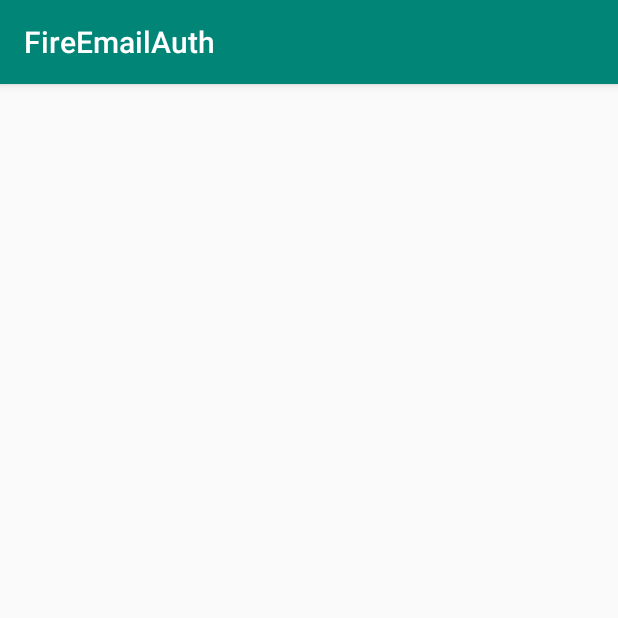
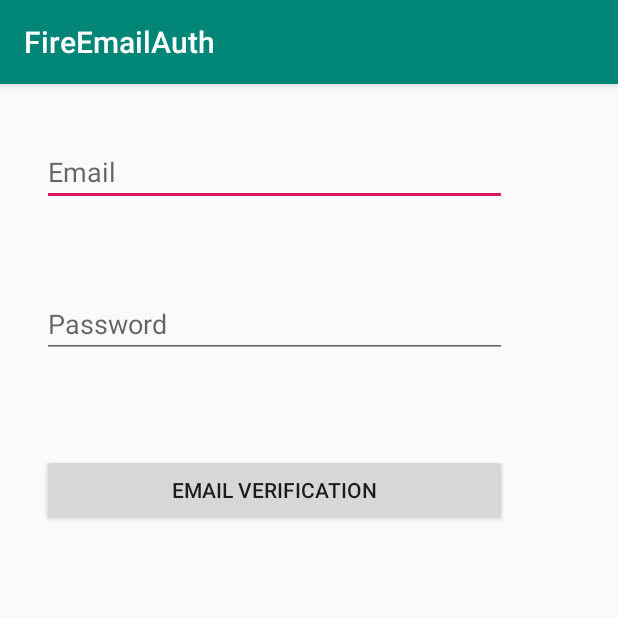
Before and after one commit to Avishka0303/Android_Firebase_authontication, an Android app: the screen it shows after launch (MainActivity), on a phone screen of 412 x 824 dp, the top half of it. Run offline under Robolectric (Android 15) with nearby library versions, the phone set to English and light mode, and no system bars.

Commit message:
Initial Layout Completed

```diff
--- a/app/src/main/java/com/example/predatorx21/fireemailauth/MainActivity.java
+++ b/app/src/main/java/com/example/predatorx21/fireemailauth/MainActivity.java
@@ -10,5 +10,4 @@ public class MainActivity extends AppCompatActivity {
         super.onCreate(savedInstanceState);
         setContentView(R.layout.activity_main);
     }
-
 }
--- a/app/src/main/res/layout/activity_main.xml
+++ b/app/src/main/res/layout/activity_main.xml
@@ -6,4 +6,37 @@
     android:layout_height="match_parent"
     tools:context=".MainActivity">
 
+    <EditText
+        android:id="@+id/emailF"
+        android:layout_width="310sp"
+        android:layout_height="wrap_content"
+        android:layout_marginStart="28dp"
+        android:layout_marginTop="36dp"
+        android:ems="10"
+        android:hint="Email"
+        android:inputType="textPersonName"
+        app:layout_constraintStart_toStartOf="parent"
+        app:layout_constraintTop_toTopOf="parent" />
+
+    <EditText
+        android:id="@+id/passF"
+        android:layout_width="310sp"
+        android:layout_height="wrap_content"
+        android:layout_marginStart="28dp"
+        android:layout_marginTop="56dp"
+        android:ems="10"
+        android:hint="Password"
+        android:inputType="textPassword"
+        app:layout_constraintStart_toStartOf="parent"
+        app:layout_constraintTop_toBottomOf="@+id/emailF" />
+
+    <Button
+        android:id="@+id/everifyBtn"
+        android:layout_width="310sp"
+        android:layout_height="wrap_content"
+        android:layout_marginStart="28dp"
+        android:layout_marginTop="64dp"
+        android:text="Email Verification"
+        app:layout_constraintStart_toStartOf="parent"
+        app:layout_constraintTop_toBottomOf="@+id/passF" />
 </android.support.constraint.ConstraintLayout>
```
